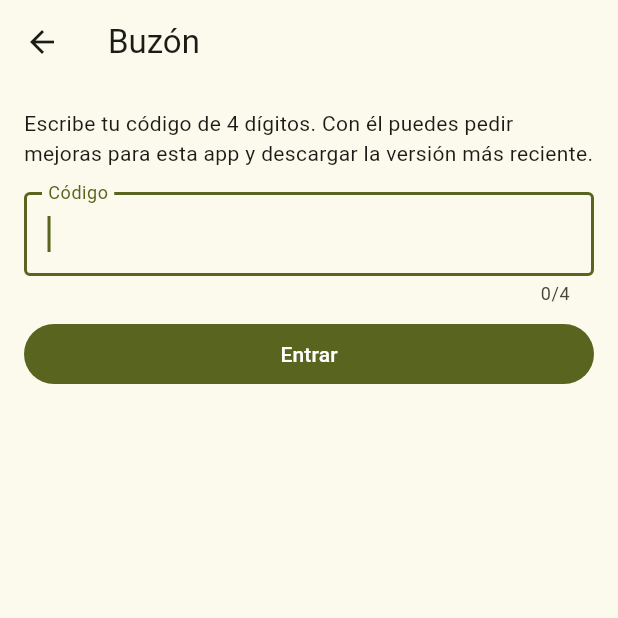
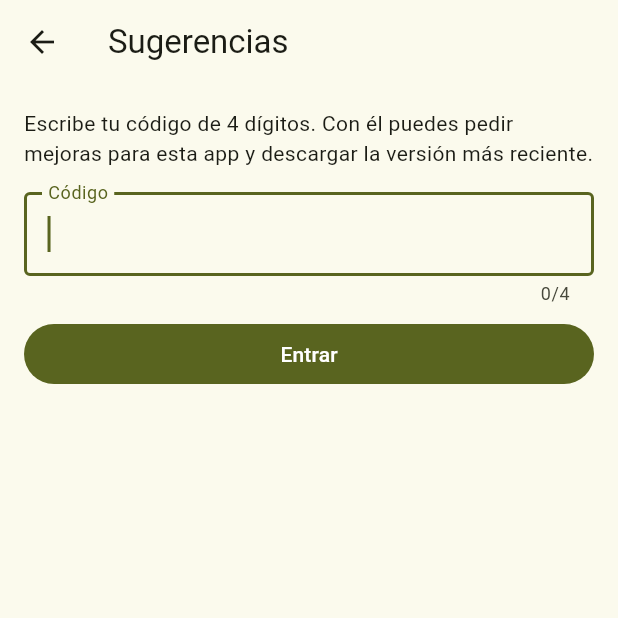
Before and after one commit to iam-oov/jeep-obd2, a Flutter app: the MailboxScreen screen opened directly, on a phone screen of 412 x 824 dp, the top half of it. Run offline on Flutter 3.47's test engine with Material 3 defaults, Android fonts, the phone set to English and light mode, and no system bars; our stand-ins replace flutter_blue_plus, flutter_secure_storage, permission_handler, shared_preferences; missing offline and left inert: flutter_blue_classic; accounts and stored records are empty.

Commit message:
feat(brain): Cambia el título del buzón por Sugerencias
Request #2 from osvaldo via coordinating-brain.

Cambié el título de la pantalla del buzón de "Buzón" a "Sugerencias", y también la opción del menú "Más opciones" que la abre, para que digan lo mismo. Añadí una prueba que revisa el título nuevo; todavía no se ha ejecutado, el pipeline la correrá.

```diff
--- a/lib/ui/devices_screen.dart
+++ b/lib/ui/devices_screen.dart
@@ -105,7 +105,7 @@ class _DevicesScreenState extends State<DevicesScreen> {
             itemBuilder: (_) => const [
               PopupMenuItem(
                 value: 'mailbox',
-                child: ListTile(leading: Icon(Icons.inbox), title: Text('Buzón')),
+                child: ListTile(leading: Icon(Icons.inbox), title: Text('Sugerencias')),
               ),
               PopupMenuItem(
                 value: 'keys',
--- a/lib/ui/mailbox_screen.dart
+++ b/lib/ui/mailbox_screen.dart
@@ -4,7 +4,7 @@ import 'package:url_launcher/url_launcher.dart';
 import '../solutions/cerebro_client.dart';
 import 'widgets.dart';
 
-/// "Buzón": send improvement requests for this app to coordinating-brain,
+/// "Sugerencias" (formerly "Buzón"): send improvement requests for this app to coordinating-brain,
 /// follow their status, and download the latest APK built from them.
 class MailboxScreen extends StatefulWidget {
   const MailboxScreen({super.key, this.client, this.codeStore, this.openUrl});
@@ -161,7 +161,7 @@ class _MailboxScreenState extends State<MailboxScreen> {
   Widget build(BuildContext context) {
     return Scaffold(
       appBar: AppBar(
-        title: const Text('Buzón'),
+        title: const Text('Sugerencias'),
         actions: [
           if (_phase == _Phase.ready)
             IconButton(tooltip: 'Cambiar código', icon: const Icon(Icons.logout), onPressed: _changeCode),
--- a/pubspec.yaml
+++ b/pubspec.yaml
@@ -16,7 +16,7 @@ publish_to: 'none' # Remove this line if you wish to publish to pub.dev
 # https://developer.apple.com/library/archive/documentation/General/Reference/InfoPlistKeyReference/Articles/CoreFoundationKeys.html
 # In Windows, build-name is used as the major, minor, and patch parts
 # of the product and file versions while build-number is used as the build suffix.
-version: 1.0.0+1
+version: 1.0.0+2
 
 environment:
   sdk: ^3.13.5
```
Also changed, not shown: pubspec.lock, 1 other file.
